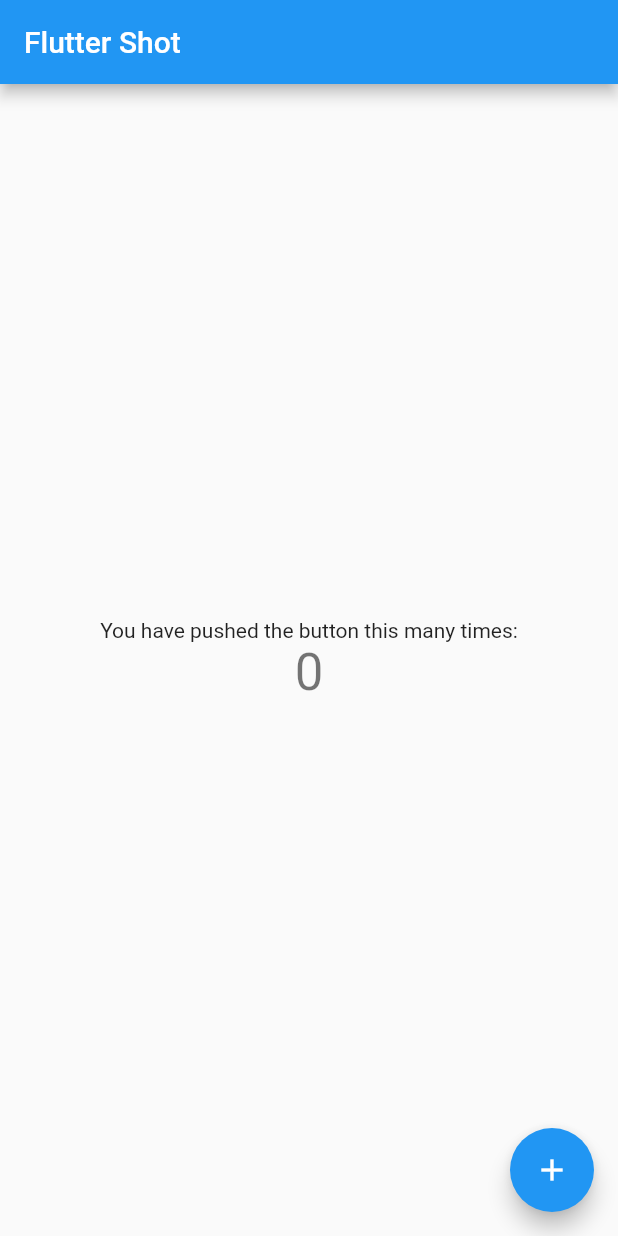
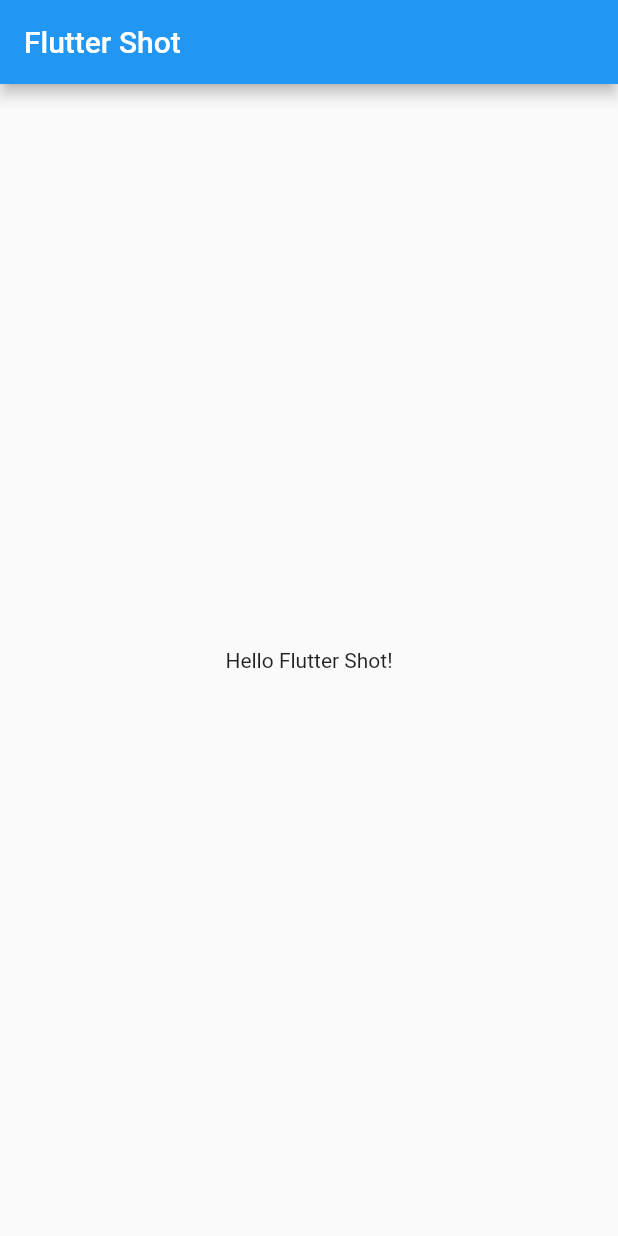
Before and after one commit to hustlebar/fluttershot, a Flutter app: the screen it shows after launch, on a phone screen of 412 x 824 dp. Run offline on Flutter 3.47's test engine with Material 2 defaults, Android fonts, the phone set to English and light mode, and no system bars.

Commit message:
codelab 1 work started

```diff
--- a/lib/main.dart
+++ b/lib/main.dart
@@ -1,109 +1,20 @@
 import 'package:flutter/material.dart';
 
-void main() => runApp(new MyApp());
+void main() => runApp(new FlutterShot());
 
-class MyApp extends StatelessWidget {
-  // This widget is the root of your application.
+class FlutterShot extends StatelessWidget {
   @override
   Widget build(BuildContext context) {
-    return new MaterialApp(
-      title: 'Flutter Demo',
-      theme: new ThemeData(
-        // This is the theme of your application.
-        //
-        // Try running your application with "flutter run". You'll see the
-        // application has a blue toolbar. Then, without quitting the app, try
-        // changing the primarySwatch below to Colors.green and then invoke
-        // "hot reload" (press "r" in the console where you ran "flutter run",
-        // or press Run > Flutter Hot Reload in IntelliJ). Notice that the
-        // counter didn't reset back to zero; the application is not restarted.
-        primarySwatch: Colors.blue,
+    return MaterialApp(
+      title: 'Flutter Shot',
+      home: Scaffold(
+        appBar: AppBar(
+          title: const Text('Flutter Shot'),
+        ),
+        body: Center(
+          child: const Text('Hello Flutter Shot!'),
+        ),
       ),
-      home: new MyHomePage(title: 'Flutter Shot'),
     );
   }
 }
-
-class MyHomePage extends StatefulWidget {
-  MyHomePage({Key key, this.title}) : super(key: key);
-
-  // This widget is the home page of your application. It is stateful, meaning
-  // that it has a State object (defined below) that contains fields that affect
-  // how it looks.
-
-  // This class is the configuration for the state. It holds the values (in this
-  // case the title) provided by the parent (in this case the App widget) and
-  // used by the build method of the State. Fields in a Widget subclass are
-  // always marked "final".
-
-  final String title;
-
-  @override
-  _MyHomePageState createState() => new _MyHomePageState();
-}
-
-class _MyHomePageState extends State<MyHomePage> {
-  int _counter = 0;
-
-  void _incrementCounter() {
-    setState(() {
-      // This call to setState tells the Flutter framework that something has
-      // changed in this State, which causes it to rerun the build method below
-      // so that the display can reflect the updated values. If we changed
-      // _counter without calling setState(), then the build method would not be
-      // called again, and so nothing would appear to happen.
-      _counter++;
-    });
-  }
-
-  @override
-  Widget build(BuildContext context) {
-    // This method is rerun every time setState is called, for instance as done
-    // by the _incrementCounter method above.
-    //
-    // The Flutter framework has been optimized to make rerunning build methods
-    // fast, so that you can just rebuild anything that needs updating rather
-    // than having to individually change instances of widgets.
-    return new Scaffold(
-      appBar: new AppBar(
-        // Here we take the value from the MyHomePage object that was created by
-        // the App.build method, and use it to set our appbar title.
-        title: new Text(widget.title),
-      ),
-      body: new Center(
-        // Center is a layout widget. It takes a single child and positions it
-        // in the middle of the parent.
-        child: new Column(
-          // Column is also layout widget. It takes a list of children and
-          // arranges them vertically. By default, it sizes itself to fit its
-          // children horizontally, and tries to be as tall as its parent.
-          //
-          // Invoke "debug paint" (press "p" in the console where you ran
-          // "flutter run", or select "Toggle Debug Paint" from the Flutter tool
-          // window in IntelliJ) to see the wireframe for each widget.
-          //
-          // Column has various properties to control how it sizes itself and
-          // how it positions its children. Here we use mainAxisAlignment to
-          // center the children vertically; the main axis here is the vertical
-          // axis because Columns are vertical (the cross axis would be
-          // horizontal).
-          mainAxisAlignment: MainAxisAlignment.center,
-          children: <Widget>[
-            new Text(
-              'You have pushed the button this many times:',
-            ),
-            new Text(
-              '$_counter',
-              style: Theme.of(context).textTheme.display1,
-            ),
-          ],
-        ),
-      ),
-      floatingActionButton: new FloatingActionButton(
-        onPressed: _incrementCounter,
-        tooltip: 'Increment',
-        child: new Icon(Icons.add),
-      ), // This trailing comma makes auto-formatting nicer for build methods.
-    );
-  }
-}
```
Also changed, not shown: 1 other file.
